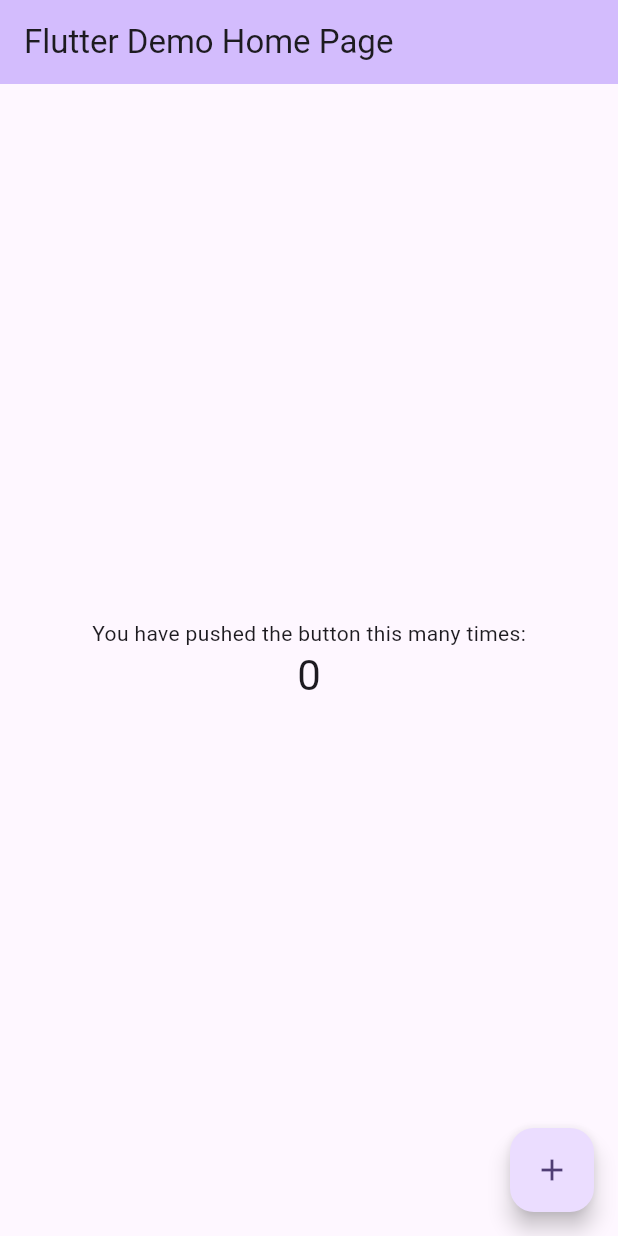
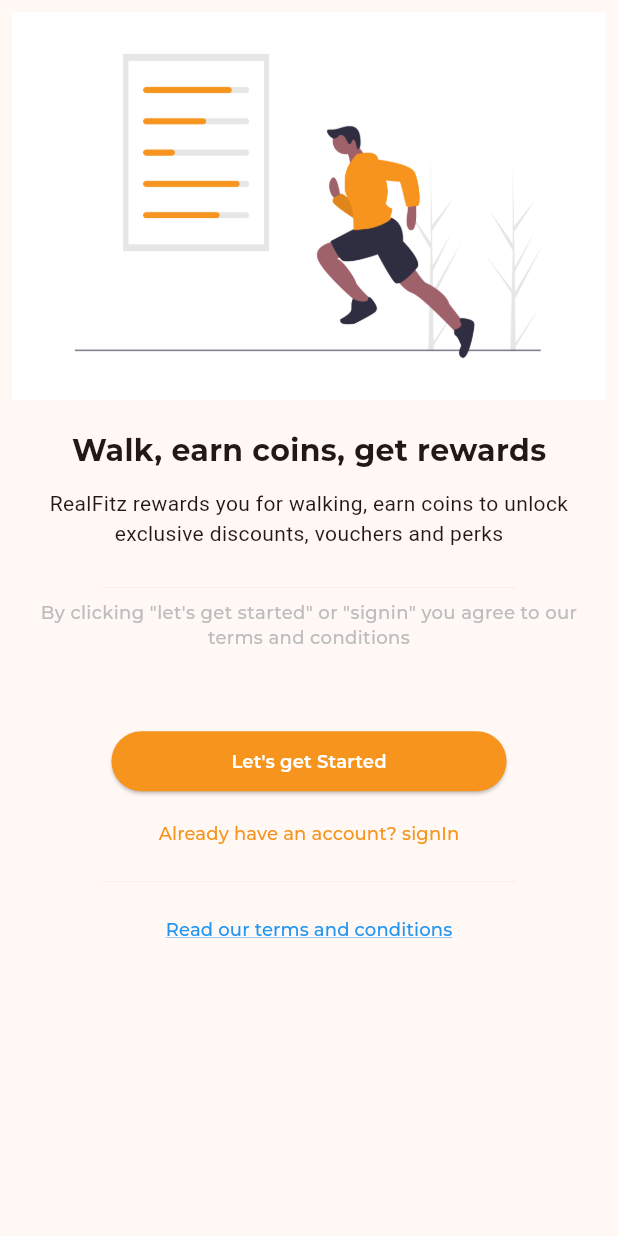
Before and after one commit to larrytamnjong/realfitz_client, a Flutter app: the screen it shows after launch, on a phone screen of 412 x 824 dp. Run offline on Flutter 3.47's test engine with Material 3 defaults, Android fonts, the light colour scheme and no system bars; our stand-ins replace get; project files that could hold a hidden picture were left out.

Commit message:
Completed onboarding screen

```diff
--- /dev/null
+++ b/lib/constants/image_parts.dart
@@ -0,0 +1,3 @@
+class ImagePaths {
+  static String fitnessStart = "assets/images/fitness_start.png";
+}
--- /dev/null
+++ b/lib/constants/strings.dart
@@ -0,0 +1,13 @@
+class AppStrings {
+  static const String walkEarnRewardsGetCoins = "Walk, earn coins, get rewards";
+  static const String
+      realFitzRewardsYouForWalkingEarnCoinsAndUnlockExclusiveDiscounts =
+      "RealFitz rewards you for walking, earn coins to unlock exclusive discounts, vouchers and perks";
+  static const String
+      byClickingLetsGetStartedStartedOrSigninYouAgreeToOurTermsAndConditions =
+      "By clicking \"let's get started\" or \"signin\" you agree to our terms and conditions";
+  static const String ourTermsAndConditions = "Read our terms and conditions";
+  static const String letsGetStarted = "Let's get Started";
+  static const String alreadyHaveAccountSignIn =
+      "Already have an account? signIn";
+}
--- a/lib/main.dart
+++ b/lib/main.dart
@@ -1,125 +1,28 @@
 import 'package:flutter/material.dart';
+import 'package:flutter/services.dart';
+import 'package:get/get_navigation/src/root/get_material_app.dart';
+import 'package:realfitzclient/views/pages/onboarding/getting_started_page.dart';
+import 'package:realfitzclient/views/resources/colors_manager.dart';
 
 void main() {
-  runApp(const MyApp());
+  WidgetsFlutterBinding.ensureInitialized();
+  SystemChrome.setPreferredOrientations([
+    DeviceOrientation.portraitUp,
+    DeviceOrientation.portraitDown,
+  ]).then((value) => runApp(const MyApp()));
 }
 
 class MyApp extends StatelessWidget {
   const MyApp({super.key});
 
-  // This widget is the root of your application.
   @override
   Widget build(BuildContext context) {
-    return MaterialApp(
-      title: 'Flutter Demo',
+    return GetMaterialApp(
       theme: ThemeData(
-        // This is the theme of your application.
-        //
-        // TRY THIS: Try running your application with "flutter run". You'll see
-        // the application has a purple toolbar. Then, without quitting the app,
-        // try changing the seedColor in the colorScheme below to Colors.green
-        // and then invoke "hot reload" (save your changes or press the "hot
-        // reload" button in a Flutter-supported IDE, or press "r" if you used
-        // the command line to start the app).
-        //
-        // Notice that the counter didn't reset back to zero; the application
-        // state is not lost during the reload. To reset the state, use hot
-        // restart instead.
-        //
-        // This works for code too, not just values: Most code changes can be
-        // tested with just a hot reload.
-        colorScheme: ColorScheme.fromSeed(seedColor: Colors.deepPurple),
+        colorScheme: ColorScheme.fromSeed(seedColor: AppColors.primary),
         useMaterial3: true,
       ),
-      home: const MyHomePage(title: 'Flutter Demo Home Page'),
+      home: const GettingStartedPage(),
     );
   }
 }
-
-class MyHomePage extends StatefulWidget {
-  const MyHomePage({super.key, required this.title});
-
-  // This widget is the home page of your application. It is stateful, meaning
-  // that it has a State object (defined below) that contains fields that affect
-  // how it looks.
-
-  // This class is the configuration for the state. It holds the values (in this
-  // case the title) provided by the parent (in this case the App widget) and
-  // used by the build method of the State. Fields in a Widget subclass are
-  // always marked "final".
-
-  final String title;
-
-  @override
-  State<MyHomePage> createState() => _MyHomePageState();
-}
-
-class _MyHomePageState extends State<MyHomePage> {
-  int _counter = 0;
-
-  void _incrementCounter() {
-    setState(() {
-      // This call to setState tells the Flutter framework that something has
-      // changed in this State, which causes it to rerun the build method below
-      // so that the display can reflect the updated values. If we changed
-      // _counter without calling setState(), then the build method would not be
-      // called again, and so nothing would appear to happen.
-      _counter++;
-    });
-  }
-
-  @override
-  Widget build(BuildContext context) {
-    // This method is rerun every time setState is called, for instance as done
-    // by the _incrementCounter method above.
-    //
-    // The Flutter framework has been optimized to make rerunning build methods
-    // fast, so that you can just rebuild anything that needs updating rather
-    // than having to individually change instances of widgets.
-    return Scaffold(
-      appBar: AppBar(
-        // TRY THIS: Try changing the color here to a specific color (to
-        // Colors.amber, perhaps?) and trigger a hot reload to see the AppBar
-        // change color while the other colors stay the same.
-        backgroundColor: Theme.of(context).colorScheme.inversePrimary,
-        // Here we take the value from the MyHomePage object that was created by
-        // the App.build method, and use it to set our appbar title.
-        title: Text(widget.title),
-      ),
-      body: Center(
-        // Center is a layout widget. It takes a single child and positions it
-        // in the middle of the parent.
-        child: Column(
-          // Column is also a layout widget. It takes a list of children and
-          // arranges them vertically. By default, it sizes itself to fit its
-          // children horizontally, and tries to be as tall as its parent.
-          //
-          // Column has various properties to control how it sizes itself and
-          // how it positions its children. Here we use mainAxisAlignment to
-          // center the children vertically; the main axis here is the vertical
-          // axis because Columns are vertical (the cross axis would be
-          // horizontal).
-          //
-          // TRY THIS: Invoke "debug painting" (choose the "Toggle Debug Paint"
-          // action in the IDE, or press "p" in the console), to see the
-          // wireframe for each widget.
-          mainAxisAlignment: MainAxisAlignment.center,
-          children: <Widget>[
-            const Text(
-              'You have pushed the button this many times:',
-            ),
-            Text(
-              '$_counter',
-              style: Theme.of(context).textTheme.headlineMedium,
-            ),
-          ],
-        ),
-      ),
-      floatingActionButton: FloatingActionButton(
-        onPressed: _incrementCounter,
-        tooltip: 'Increment',
-        child: const Icon(Icons.add),
-      ), // This trailing comma makes auto-formatting nicer for build methods.
-    );
-  }
-}
--- /dev/null
+++ b/lib/views/pages/onboarding/getting_started_page.dart
@@ -0,0 +1,72 @@
+import 'package:flutter/material.dart';
+import 'package:realfitzclient/constants/image_parts.dart';
+import 'package:realfitzclient/constants/strings.dart';
+import 'package:realfitzclient/views/styles/text_styles.dart';
+import 'package:realfitzclient/views/widgets/buttons.dart';
+
+import '../../resources/colors_manager.dart';
+import '../../resources/values_manager.dart';
+import '../../widgets/divider.dart';
+
+class GettingStartedPage extends StatelessWidget {
+  const GettingStartedPage({super.key});
+
+  @override
+  Widget build(BuildContext context) {
+    return Scaffold(
+      body: SafeArea(
+        child: SingleChildScrollView(
+          child: Padding(
+            padding: const EdgeInsets.all(AppPadding.p8),
+            child: Center(
+              child: Column(
+                crossAxisAlignment: CrossAxisAlignment.center,
+                mainAxisAlignment: MainAxisAlignment.center,
+                children: [
+                  Image(
+                    image: AssetImage(ImagePaths.fitnessStart),
+                  ),
+                  const SizedBox(
+                    height: AppSize.s20,
+                  ),
+                  Text(
+                    AppStrings.walkEarnRewardsGetCoins,
+                    style: boldTextStyle.copyWith(fontSize: FontSizes.f20),
+                  ),
+                  const SizedBox(height: AppSize.s10),
+                  const Text(
+                    AppStrings
+                        .realFitzRewardsYouForWalkingEarnCoinsAndUnlockExclusiveDiscounts,
+                    textAlign: TextAlign.center,
+                  ),
+                  const SizedBox(height: AppSize.s18),
+                  const LineDivider(),
+                  Text(
+                    AppStrings
+                        .byClickingLetsGetStartedStartedOrSigninYouAgreeToOurTermsAndConditions,
+                    textAlign: TextAlign.center,
+                    style: regularTextStyle.copyWith(color: AppColors.grey),
+                  ),
+                  const SizedBox(height: AppSize.s50),
+                  PrimaryElevatedButton(
+                    text: AppStrings.letsGetStarted,
+                    onPressed: () {},
+                  ),
+                  PrimaryTextButton(
+                      onPressed: () {},
+                      text: AppStrings.alreadyHaveAccountSignIn),
+                  const LineDivider(),
+                  PrimaryTextButton(
+                      decoration: TextDecoration.underline,
+                      color: AppColors.brightBlue,
+                      onPressed: () {},
+                      text: AppStrings.ourTermsAndConditions),
+                ],
+              ),
+            ),
+          ),
+        ),
+      ),
+    );
+  }
+}
--- /dev/null
+++ b/lib/views/resources/colors_manager.dart
@@ -0,0 +1,8 @@
+import 'package:flutter/material.dart';
+
+class AppColors {
+  static Color primary = const Color(0XFFF7941D);
+  static Color grey = const Color(0XFFBDBDBD);
+  static Color white = const Color(0XFFFFFFFF);
+  static Color brightBlue = const Color(0XFF2196F3);
+}
--- /dev/null
+++ b/lib/views/resources/values_manager.dart
@@ -0,0 +1,31 @@
+class AppMargin {
+  static const double m8 = 8.0;
+}
+
+class AppPadding {
+  static const double p8 = 8.0;
+  static const double p12 = 12.0;
+  static const double p60 = 60.0;
+  static const double p80 = 80.0;
+}
+
+class AppSize {
+  static const double s0 = 0.0;
+  static const double s10 = 10.0;
+  static const double s18 = 18.0;
+  static const double s20 = 20.0;
+  static const double s22 = 22.0;
+  static const double s30 = 30.0;
+  static const double s50 = 50.0;
+}
+
+class DurationConstant {
+  static const int d300 = 300;
+}
+
+class FontSizes {
+  static const double f12 = 12.0;
+  static const double f16 = 16.0;
+  static const double f19 = 19.0;
+  static const double f20 = 20.0;
+}
--- /dev/null
+++ b/lib/views/styles/text_styles.dart
@@ -0,0 +1,53 @@
+import 'package:flutter/material.dart';
+import 'package:realfitzclient/views/resources/values_manager.dart';
+
+const String montserrat = 'Montserrat';
+
+const FontWeight light = FontWeight.w300;
+const FontWeight regular = FontWeight.w400;
+const FontWeight medium = FontWeight.w500;
+const FontWeight semiBold = FontWeight.w600;
+const FontWeight bold = FontWeight.w700;
+const FontWeight extraBold = FontWeight.w800;
+
+TextStyle lightTextStyle = const TextStyle(
+  fontSize: FontSizes.f12,
+  fontFamily: montserrat,
+  fontWeight: light,
+);
+
+TextStyle regularTextStyle = const TextStyle(
+  fontSize: FontSizes.f12,
+  fontFamily: montserrat,
+  fontWeight: regular,
+);
+
+TextStyle mediumTextStyle = const TextStyle(
+  fontSize: FontSizes.f12,
+  fontFamily: montserrat,
+  fontWeight: medium,
+);
+
+TextStyle semiBoldTextStyle = const TextStyle(
+  fontWeight: semiBold,
+  fontSize: FontSizes.f12,
+  fontFamily: montserrat,
+);
+
+TextStyle boldTextStyle = const TextStyle(
+  fontSize: FontSizes.f12,
+  fontFamily: montserrat,
+  fontWeight: bold,
+);
+
+TextStyle extraBoldTextStyle = const TextStyle(
+  fontSize: FontSizes.f12,
+  fontFamily: montserrat,
+  fontWeight: extraBold,
+);
+
+TextStyle appBarTextStyle = const TextStyle(
+  fontSize: FontSizes.f19,
+  fontFamily: montserrat,
+  fontWeight: medium,
+);
--- /dev/null
+++ b/lib/views/widgets/buttons.dart
@@ -0,0 +1,62 @@
+import 'package:flutter/material.dart';
+import 'package:realfitzclient/views/resources/colors_manager.dart';
+import 'package:realfitzclient/views/resources/values_manager.dart';
+
+import '../styles/text_styles.dart';
+
+class PrimaryTextButton extends StatelessWidget {
+  final TextDecoration? decoration;
+  final Color? color;
+  final Function onPressed;
+  final String text;
+  const PrimaryTextButton({
+    super.key,
+    required this.onPressed,
+    required this.text,
+    this.decoration,
+    this.color,
+  });
+
+  @override
+  Widget build(BuildContext context) {
+    return TextButton(
+      onPressed: () {
+        onPressed();
+      },
+      child: Text(
+        text,
+        style: regularTextStyle.copyWith(
+          color: color ?? AppColors.primary,
+          decoration: decoration,
+          decorationThickness: 0.5,
+          decorationColor: color,
+        ),
+      ),
+    );
+  }
+}
+
+class PrimaryElevatedButton extends StatelessWidget {
+  final String text;
+  final Function onPressed;
+  const PrimaryElevatedButton({
+    super.key,
+    required this.text,
+    required this.onPressed,
+  });
+
+  @override
+  Widget build(BuildContext context) {
+    return ElevatedButton(
+      style: ButtonStyle(
+          padding: MaterialStateProperty.all(const EdgeInsets.fromLTRB(
+              AppPadding.p80, AppPadding.p8, AppPadding.p80, AppPadding.p8)),
+          backgroundColor: MaterialStateProperty.all(AppColors.primary)),
+      onPressed: () {},
+      child: Text(
+        text,
+        style: semiBoldTextStyle.copyWith(color: AppColors.white),
+      ),
+    );
+  }
+}
--- /dev/null
+++ b/lib/views/widgets/divider.dart
@@ -0,0 +1,21 @@
+import 'package:flutter/material.dart';
+
+import '../resources/values_manager.dart';
+
+class LineDivider extends StatelessWidget {
+  final double? padding;
+  final double? thickness;
+  const LineDivider({
+    super.key,
+    this.padding,
+    this.thickness,
+  });
+
+  @override
+  Widget build(BuildContext context) {
+    return Padding(
+      padding: EdgeInsets.symmetric(horizontal: padding ?? AppPadding.p60),
+      child: Divider(thickness: thickness ?? 0.1),
+    );
+  }
+}
```
Also changed, not shown: pubspec.yaml (+23 -8 lines), assets/fonts/Montserrat-Bold.ttf (added), assets/fonts/Montserrat-ExtraBold.ttf (added), assets/fonts/Montserrat-Light.ttf (added), assets/fonts/Montserrat-Medium.ttf (added), assets/fonts/Montserrat-Regular.ttf (added), assets/fonts/Montserrat-SemiBold.ttf (added), assets/images/fitness_start.png (added), pubspec.lock, 4 other files.
